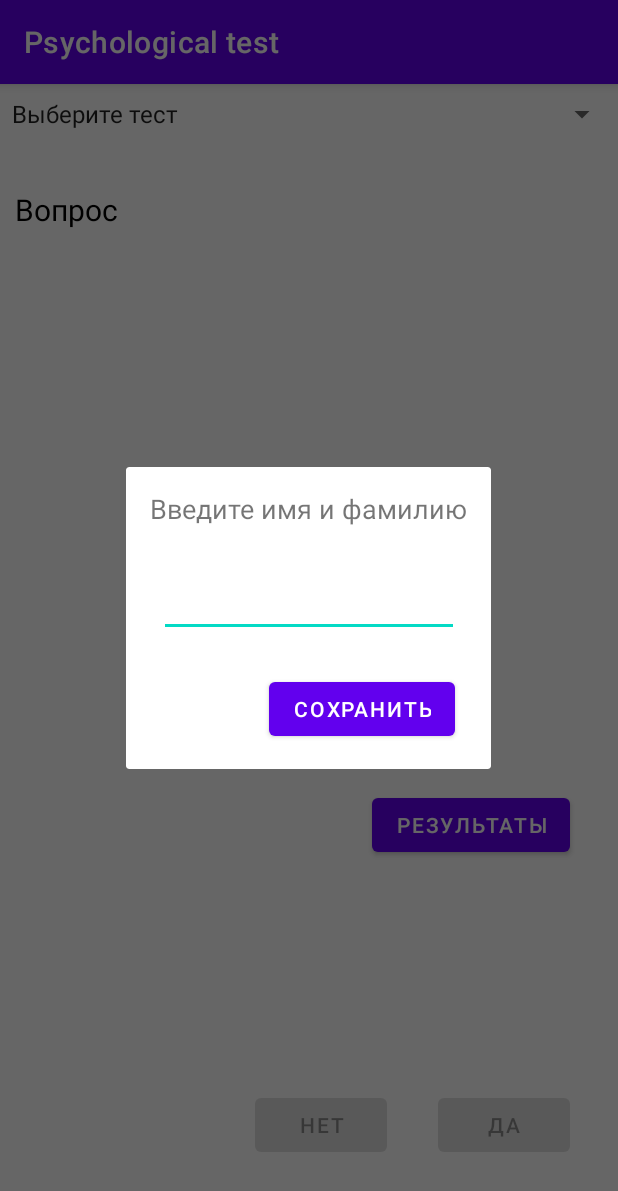
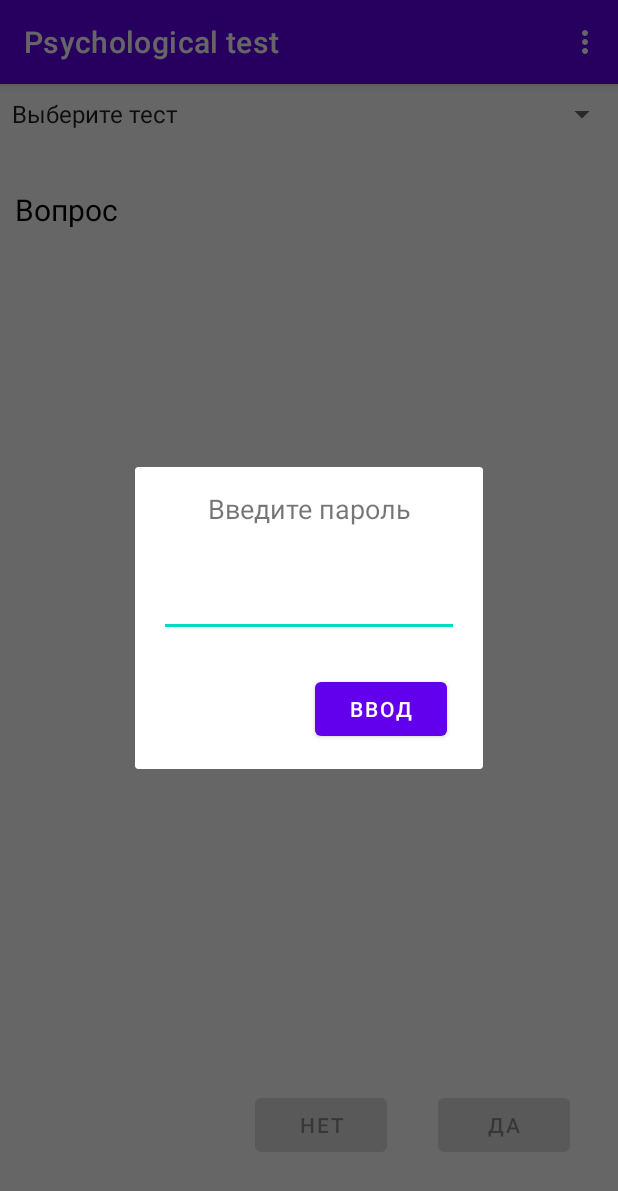
Before and after one commit to mironoff2007/psychological_test, an Android app: the fragment LoginFragment placed in its activity, on a phone screen of 412 x 824 dp. Shown: the top 1191 px of the screen. Run offline under Robolectric (Android 15) with nearby library versions, the light colour scheme and no system bars; our stand-ins replace Room's generated code.

Commit message:
Menu is added

```diff
--- a/app/src/main/java/com/mironov/psychologicaltest/MainActivity.kt
+++ b/app/src/main/java/com/mironov/psychologicaltest/MainActivity.kt
@@ -13,6 +13,8 @@ import androidx.appcompat.app.AppCompatActivity
 import androidx.core.app.ActivityCompat
 import androidx.lifecycle.ViewModelProvider
 import android.content.Intent
+import android.view.Menu
+import android.view.MenuItem
 import android.widget.Toast
 import com.mironov.psychologicaltest.constants.KeysContainer.KEY_FRAGMENT_LOGIN
 import com.mironov.psychologicaltest.constants.KeysContainer.KEY_FRAGMENT_USER_DATA
@@ -40,8 +42,6 @@ class MainActivity : AppCompatActivity() {
     lateinit var prevButton: Button
     lateinit var resetButton: Button
 
-    lateinit var presentButton: Button
-
     private lateinit var progressBar: ProgressBar
 
     private lateinit var tableNameSpinner: Spinner
@@ -66,6 +66,31 @@ class MainActivity : AppCompatActivity() {
         Manifest.permission.WRITE_EXTERNAL_STORAGE
     )
 
+
+    override fun onCreateOptionsMenu(menu: Menu?): Boolean {
+        menuInflater.inflate(R.menu.main_menu, menu)
+        return true
+    }
+
+    override fun onOptionsItemSelected(item: MenuItem): Boolean {
+        return when (item.getItemId()) {
+            R.id.action_settings -> {
+
+                var bundle =Bundle()
+                bundle.putString(KEY_USER_NAME,userName)
+                bundle.putString(KEY_TEST_NAME,testName)
+                loginFragment!!.arguments=bundle
+                loginFragment!!.show(supportFragmentManager, KEY_FRAGMENT_LOGIN)
+                true
+            }
+            R.id.new_user -> {
+                userName=null
+                requesNewUserName()
+                true
+            }
+            else -> super.onOptionsItemSelected(item)
+        }
+    }
 
     @RequiresApi(Build.VERSION_CODES.N)
     override fun onCreate(savedInstanceState: Bundle?) {
@@ -101,6 +126,11 @@ class MainActivity : AppCompatActivity() {
         }
     }
 
+    override fun onDestroy() {
+        super.onDestroy()
+        inputUserDataFragment=null
+        loginFragment=null
+    }
     override fun onContentChanged() {
         super.onContentChanged()
     }
@@ -159,8 +189,6 @@ class MainActivity : AppCompatActivity() {
         prevButton = findViewById(R.id.prevButton)
         resetButton = findViewById(R.id.resetButton)
 
-        presentButton = findViewById(R.id.presentResultsButton)
-
         questionText = findViewById(R.id.questionText)
         tableNameSpinner = findViewById(R.id.tableNameSpinner)
 
@@ -173,8 +201,6 @@ class MainActivity : AppCompatActivity() {
 
         progressBar = findViewById(R.id.progressBar)
         progressBar.visibility = View.INVISIBLE
-
-
 
     }
 
@@ -195,18 +221,6 @@ class MainActivity : AppCompatActivity() {
         }
         prevButton.setOnClickListener { v: View? ->
             viewModel.prevQuestion()
-        }
-
-        presentButton.setOnClickListener { v: View? ->
-
-            var bundle =Bundle()
-            //bundle.putInt(KEY_TEST_ID,selectedTableId)
-            bundle.putString(KEY_USER_NAME,userName)
-            bundle.putString(KEY_TEST_NAME,testName)
-            loginFragment!!.arguments=bundle
-            loginFragment!!.show(supportFragmentManager, KEY_FRAGMENT_LOGIN)
-            loginFragment=null
-
         }
 
     }
@@ -242,14 +256,11 @@ class MainActivity : AppCompatActivity() {
 
 
                 testName = testsNames[i]
+                selectedTableId=i
 
                 if (i>0) {
                     if (userName == null||userName?.length==0) {
-                        var bundle =Bundle()
-                        bundle.putInt(KEY_TEST_ID,i)
-                        inputUserDataFragment!!.arguments=bundle
-                        inputUserDataFragment!!.show(supportFragmentManager, KEY_FRAGMENT_USER_DATA)
-                        inputUserDataFragment=null
+                       requesNewUserName()
                     }
                     viewModel.changeTableName(tableName)
                 }
@@ -262,6 +273,14 @@ class MainActivity : AppCompatActivity() {
         }
 
 
+    }
+
+    private fun requesNewUserName() {
+        var bundle =Bundle()
+        bundle.putInt(KEY_TEST_ID,selectedTableId)
+        inputUserDataFragment!!.arguments=bundle
+        inputUserDataFragment!!.show(supportFragmentManager, KEY_FRAGMENT_USER_DATA)
+        inputUserDataFragment=null
     }
 
     @SuppressLint("SetTextI18n")
@@ -310,8 +329,6 @@ class MainActivity : AppCompatActivity() {
                     prevButton.visibility = View.GONE
                     resetButton.visibility = View.VISIBLE
 
-                    presentButton.visibility= View.VISIBLE
-
                     viewModel.addResultsToDb()
                 }
                 Status.PRINTED -> {
--- a/app/src/main/java/com/mironov/psychologicaltest/ui/InputUserDataFragment.kt
+++ b/app/src/main/java/com/mironov/psychologicaltest/ui/InputUserDataFragment.kt
@@ -33,7 +33,7 @@ class InputUserDataFragment : DialogFragment() {
         container: ViewGroup?,
         savedInstanceState: Bundle?
     ): View {
-        val rootView: View = inflater.inflate(R.layout.user_input_data_fragment, container,  false)
+        val rootView: View = inflater.inflate(R.layout.input_dialog_fragment, container,  false)
 
         inputNameText = rootView.findViewById<View>(R.id.textInputLayout) as EditText
 
@@ -51,7 +51,8 @@ class InputUserDataFragment : DialogFragment() {
 
     override fun onCancel(dialog: DialogInterface) {
         super.onCancel(dialog)
-        sendData("")
+        sendBtn.setOnClickListener(null)
+        dismiss()
     }
 
 
--- a/app/src/main/java/com/mironov/psychologicaltest/ui/LoginFragment.kt
+++ b/app/src/main/java/com/mironov/psychologicaltest/ui/LoginFragment.kt
@@ -11,13 +11,13 @@ import android.content.Intent
 import android.widget.EditText
 
 import android.text.InputFilter
-import com.mironov.psychologicaltest.MainActivity
+import android.widget.TextView
+import android.widget.Toast
 import com.mironov.psychologicaltest.R
 import com.mironov.psychologicaltest.ResultsActivity
 import com.mironov.psychologicaltest.constants.KeysContainer
-import com.mironov.psychologicaltest.constants.KeysContainer.KEY_NAME_FRAGMENT
+import com.mironov.psychologicaltest.constants.KeysContainer.KEY_FRAGMENT_LOGIN
 import com.mironov.psychologicaltest.constants.KeysContainer.KEY_SENDER
-import com.mironov.psychologicaltest.constants.KeysContainer.KEY_TEST_ID
 import com.mironov.psychologicaltest.constants.KeysContainer.KEY_TEST_NAME
 import com.mironov.psychologicaltest.constants.KeysContainer.KEY_USER_NAME
 import com.mironov.psychologicaltest.security.LoginProvider
@@ -28,6 +28,7 @@ class LoginFragment : DialogFragment() {
     lateinit var sendBtn:Button
 
     lateinit var inputNameText:EditText
+    lateinit var textView: TextView
 
     var testId=0
 
@@ -41,9 +42,12 @@ class LoginFragment : DialogFragment() {
         container: ViewGroup?,
         savedInstanceState: Bundle?
     ): View {
-        val rootView: View = inflater.inflate(R.layout.user_input_data_fragment, container,  false)
+        val rootView: View = inflater.inflate(R.layout.input_dialog_fragment, container,  false)
 
         inputNameText = rootView.findViewById<View>(R.id.textInputLayout) as EditText
+        textView = rootView.findViewById<View>(R.id.fragmentText) as TextView
+
+        textView.text=getString(R.string.input_password)
 
         inputNameText.filters = arrayOf(filter)
 
@@ -52,7 +56,8 @@ class LoginFragment : DialogFragment() {
         testName= bundle?.getString(KEY_TEST_NAME)
 
         sendBtn  = rootView.findViewById<View>(R.id.sendBtn) as Button
-        sendBtn.setOnClickListener { sendData(inputNameText.text.toString()) }
+        sendBtn.setOnClickListener { sendData() }
+        sendBtn.text=getString(R.string.enter)
 
         return rootView
     }
@@ -60,7 +65,8 @@ class LoginFragment : DialogFragment() {
 
     override fun onCancel(dialog: DialogInterface) {
         super.onCancel(dialog)
-        sendData("")
+        sendBtn.setOnClickListener(null)
+        dismiss()
     }
 
 
@@ -72,11 +78,11 @@ class LoginFragment : DialogFragment() {
             } else null
         }
 
-    private fun sendData(text:String) {
+    private fun sendData() {
         //INTENT OBJ
 
         val intent = Intent(requireActivity().baseContext, ResultsActivity::class.java)
-        intent.putExtra(KEY_SENDER, KeysContainer.KEY_NAME_MAIN_ACTIVITY)
+        intent.putExtra(KEY_SENDER, KEY_FRAGMENT_LOGIN)
         intent.putExtra(KEY_USER_NAME, userName)
         intent.putExtra(KEY_TEST_NAME, testName)
         //PACK DATA
@@ -91,10 +97,13 @@ class LoginFragment : DialogFragment() {
                 inputNameText.setText("")
                 dismiss()
             } else {
-                inputNameText.setText("не верно")
+                inputNameText.setText("")
+                textView.text=getString(R.string.input_password)
+                Toast.makeText(context,
+                    getString(R.string.wrong_password),
+                Toast.LENGTH_LONG
+                ).show()
             }
         }
-
-
     }
 }
--- a/app/src/main/res/layout/activity_main.xml
+++ b/app/src/main/res/layout/activity_main.xml
@@ -93,14 +93,6 @@
 
 
 
-    <Button
-        android:id="@+id/presentResultsButton"
-        android:layout_width="wrap_content"
-        android:layout_height="wrap_content"
-        android:layout_marginEnd="32dp"
-        android:layout_marginBottom="250dp"
-        android:text="@string/button_present_results"
-        app:layout_constraintBottom_toBottomOf="parent"
-        app:layout_constraintEnd_toEndOf="parent" />
+
 
 </androidx.constraintlayout.widget.ConstraintLayout>
--- a/app/src/main/res/layout/user_input_data_fragment.xml
+++ b/app/src/main/res/layout/input_dialog_fragment.xml
@@ -5,7 +5,7 @@
     android:layout_height="wrap_content">
 
     <TextView
-        android:id="@+id/textView"
+        android:id="@+id/fragmentText"
         android:layout_width="wrap_content"
         android:layout_height="wrap_content"
         android:layout_marginStart="16dp"
@@ -29,7 +29,7 @@
         android:hint=""
         app:layout_constraintEnd_toEndOf="parent"
         app:layout_constraintStart_toStartOf="parent"
-        app:layout_constraintTop_toBottomOf="@+id/textView" />
+        app:layout_constraintTop_toBottomOf="@+id/fragmentText" />
 
     <Button
         android:id="@+id/sendBtn"
--- /dev/null
+++ b/app/src/main/res/menu/main_menu.xml
@@ -0,0 +1,15 @@
+<?xml version="1.0" encoding="utf-8"?>
+<menu xmlns:android="http://schemas.android.com/apk/res/android"
+    xmlns:app="http://schemas.android.com/apk/res-auto">
+
+    <item
+        android:id="@+id/action_settings"
+        app:showAsAction="never"
+        android:title="@string/results">
+    </item>
+    <item
+        android:id="@+id/new_user"
+        app:showAsAction="never"
+        android:title="@string/add_mew_user">
+    </item>
+</menu>
--- a/app/src/main/res/values/strings.xml
+++ b/app/src/main/res/values/strings.xml
@@ -29,6 +29,11 @@
     <string name="print_answer">Ответ - </string>
     <string name="choose_test">Выберите тест</string>
     <string name="button_present_results">Результаты</string>
+    <string name="results">Результаты</string>
+    <string name="enter">ввод</string>
+    <string name="input_password">Введите пароль</string>
+    <string name="wrong_password">Неверный пароль</string>
+    <string name="add_mew_user">Новый пользватель</string>
 
 
 </resources>
```
Also changed, not shown: app/src/main/java/com/mironov/psychologicaltest/ResultsActivity.kt (+6 -2 lines).
